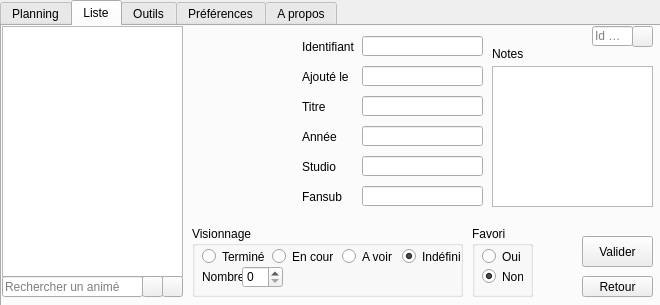
Old version of the form data/gui.ui in the repository seigneurfuo/MyAnimeManager.
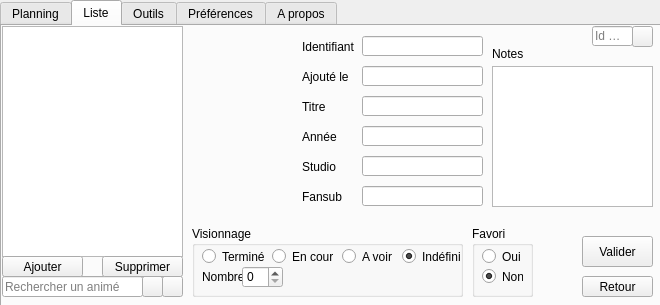
New version of the form. The open tabs and pages were chosen to show the change. Icons and pictures are not drawn.

Commit message:
FEATURE: Ajout et supression d'animés
Il est possible de supprimer et d'ajouter des animés sur la liste. Deux
boutons le permette désormais.

```diff
--- a/data/gui.ui
+++ b/data/gui.ui
@@ -381,7 +381,7 @@
         <x>0</x>
         <y>0</y>
         <width>181</width>
-        <height>251</height>
+        <height>231</height>
        </rect>
       </property>
      </widget>
@@ -696,6 +696,40 @@
        </rect>
       </property>
      </widget>
+     <widget class="QPushButton" name="boutonAjouterAnime">
+      <property name="geometry">
+       <rect>
+        <x>0</x>
+        <y>230</y>
+        <width>81</width>
+        <height>21</height>
+       </rect>
+      </property>
+      <property name="text">
+       <string>Ajouter</string>
+      </property>
+      <property name="icon">
+       <iconset>
+        <normaloff>data/icons/list-add-6.ico</normaloff>data/icons/list-add-6.ico</iconset>
+      </property>
+     </widget>
+     <widget class="QPushButton" name="boutonSupprimerAnime">
+      <property name="geometry">
+       <rect>
+        <x>100</x>
+        <y>230</y>
+        <width>81</width>
+        <height>21</height>
+       </rect>
+      </property>
+      <property name="text">
+       <string>Supprimer</string>
+      </property>
+      <property name="icon">
+       <iconset>
+        <normaloff>data/icons/edit-delete-5.ico</normaloff>data/icons/edit-delete-5.ico</iconset>
+      </property>
+     </widget>
     </widget>
     <widget class="QWidget" name="outils">
      <attribute name="icon">
```
Left out of the diff: 2 changed lines with no effect on the pictures. The commit also changes 1 other file.
